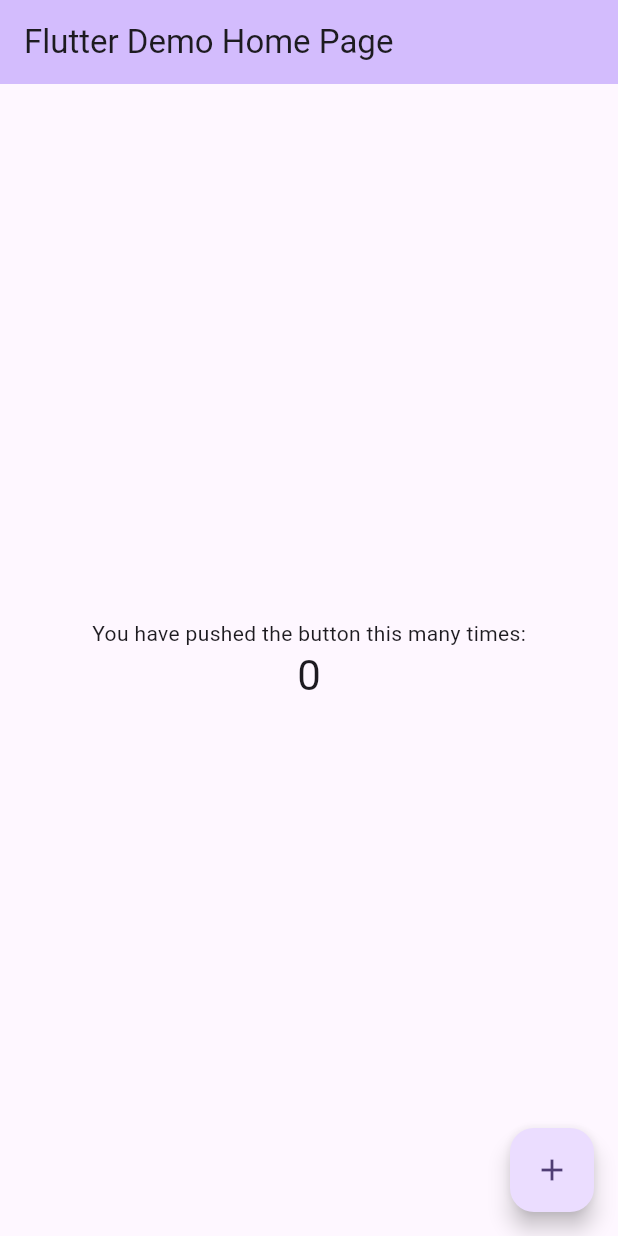
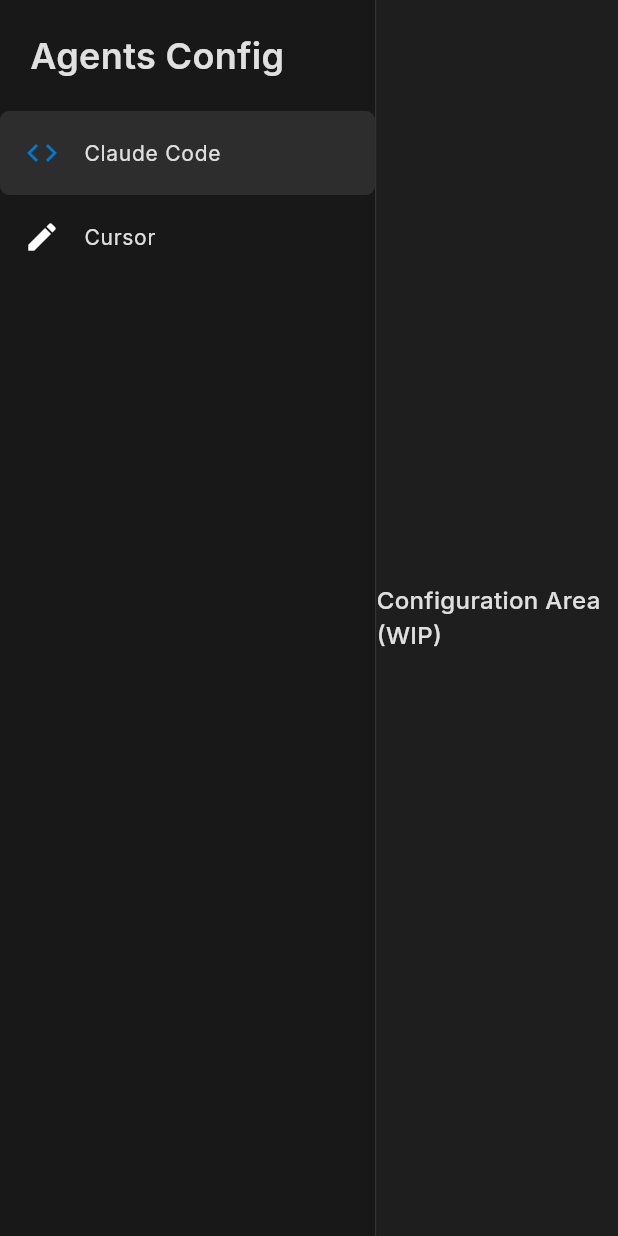
Before and after one commit to kgrizz-git/AgentsConfigHelper, a Flutter app: the screen it shows after launch, on a phone screen of 412 x 824 dp. Run offline on Flutter 3.47's test engine with Material 3 defaults, Android fonts, the phone set to English and light mode, and no system bars; our stand-ins replace equatable, google_fonts, yaml, yaml_edit; missing offline and left inert: toml.

Commit message:
feat: setup Phase 3 UI shell with dark theme, google fonts, and history view

```diff
--- a/analysis_options.yaml
+++ b/analysis_options.yaml
@@ -4,6 +4,12 @@
 # The issues identified by the analyzer are surfaced in the UI of Dart-enabled
 # IDEs (https://dart.dev/tools#ides-and-editors). The analyzer can also be
 # invoked from the command line by running `flutter analyze`.
+
+analyzer:
+  exclude:
+    - "lib/vendor/**"
+  language:
+    strict-casts: true
 
 # The following line activates a set of recommended lints for Flutter apps,
 # packages, and plugins designed to encourage good coding practices.
--- a/lib/main.dart
+++ b/lib/main.dart
@@ -1,121 +1,77 @@
 import 'package:flutter/material.dart';
+import 'package:agents_config_helper/theme/app_theme.dart';
+import 'package:agents_config_helper/theme/app_text_styles.dart';
+import 'package:agents_config_helper/theme/app_colors.dart';
 
 void main() {
-  runApp(const MyApp());
+  runApp(const AgentsConfigHelperApp());
 }
 
-class MyApp extends StatelessWidget {
-  const MyApp({super.key});
+class AgentsConfigHelperApp extends StatelessWidget {
+  const AgentsConfigHelperApp({super.key});
 
-  // This widget is the root of your application.
   @override
   Widget build(BuildContext context) {
     return MaterialApp(
-      title: 'Flutter Demo',
-      theme: ThemeData(
-        // This is the theme of your application.
-        //
-        // TRY THIS: Try running your application with "flutter run". You'll see
-        // the application has a purple toolbar. Then, without quitting the app,
-        // try changing the seedColor in the colorScheme below to Colors.green
-        // and then invoke "hot reload" (save your changes or press the "hot
-        // reload" button in a Flutter-supported IDE, or press "r" if you used
-        // the command line to start the app).
-        //
-        // Notice that the counter didn't reset back to zero; the application
-        // state is not lost during the reload. To reset the state, use hot
-        // restart instead.
-        //
-        // This works for code too, not just values: Most code changes can be
-        // tested with just a hot reload.
-        colorScheme: .fromSeed(seedColor: Colors.deepPurple),
-      ),
-      home: const MyHomePage(title: 'Flutter Demo Home Page'),
+      title: 'Agents Config Helper',
+      debugShowCheckedModeBanner: false,
+      theme: AppTheme.darkTheme,
+      home: const MainShell(),
     );
   }
 }
 
-class MyHomePage extends StatefulWidget {
-  const MyHomePage({required this.title, super.key});
-
-  // This widget is the home page of your application. It is stateful, meaning
-  // that it has a State object (defined below) that contains fields that affect
-  // how it looks.
-
-  // This class is the configuration for the state. It holds the values (in this
-  // case the title) provided by the parent (in this case the App widget) and
-  // used by the build method of the State. Fields in a Widget subclass are
-  // always marked "final".
-
-  final String title;
-
-  @override
-  State<MyHomePage> createState() => _MyHomePageState();
-}
-
-class _MyHomePageState extends State<MyHomePage> {
-  int _counter = 0;
-
-  void _incrementCounter() {
-    setState(() {
-      // This call to setState tells the Flutter framework that something has
-      // changed in this State, which causes it to rerun the build method below
-      // so that the display can reflect the updated values. If we changed
-      // _counter without calling setState(), then the build method would not be
-      // called again, and so nothing would appear to happen.
-      _counter++;
-    });
-  }
+class MainShell extends StatelessWidget {
+  const MainShell({super.key});
 
   @override
   Widget build(BuildContext context) {
-    // This method is rerun every time setState is called, for instance as done
-    // by the _incrementCounter method above.
-    //
-    // The Flutter framework has been optimized to make rerunning build methods
-    // fast, so that you can just rebuild anything that needs updating rather
-    // than having to individually change instances of widgets.
     return Scaffold(
-      appBar: AppBar(
-        // TRY THIS: Try changing the color here to a specific color (to
-        // Colors.amber, perhaps?) and trigger a hot reload to see the AppBar
-        // change color while the other colors stay the same.
-        backgroundColor: Theme.of(context).colorScheme.inversePrimary,
-        // Here we take the value from the MyHomePage object that was created by
-        // the App.build method, and use it to set our appbar title.
-        title: Text(widget.title),
-      ),
-      body: Center(
-        // Center is a layout widget. It takes a single child and positions it
-        // in the middle of the parent.
-        child: Column(
-          // Column is also a layout widget. It takes a list of children and
-          // arranges them vertically. By default, it sizes itself to fit its
-          // children horizontally, and tries to be as tall as its parent.
-          //
-          // Column has various properties to control how it sizes itself and
-          // how it positions its children. Here we use mainAxisAlignment to
-          // center the children vertically; the main axis here is the vertical
-          // axis because Columns are vertical (the cross axis would be
-          // horizontal).
-          //
-          // TRY THIS: Invoke "debug painting" (choose the "Toggle Debug Paint"
-          // action in the IDE, or press "p" in the console), to see the
-          // wireframe for each widget.
-          mainAxisAlignment: .center,
-          children: [
-            const Text('You have pushed the button this many times:'),
-            Text(
-              '$_counter',
-              style: Theme.of(context).textTheme.headlineMedium,
+      body: Row(
+        children: [
+          // Sidebar
+          SizedBox(
+            width: 250,
+            child: Material(
+              color: AppColors.sidebarDark,
+              child: Column(
+                crossAxisAlignment: CrossAxisAlignment.start,
+                children: [
+                  Padding(
+                    padding: const EdgeInsets.all(20.0),
+                    child: Text(
+                      'Agents Config',
+                      style: AppTextStyles.uiHeader,
+                    ),
+                  ),
+                  ListTile(
+                    title: Text('Claude Code', style: AppTextStyles.uiBase),
+                    selected: true,
+                    leading: const Icon(Icons.code),
+                  ),
+                  ListTile(
+                    title: Text('Cursor', style: AppTextStyles.uiBase),
+                    leading: const Icon(Icons.edit),
+                  ),
+                ],
+              ),
             ),
-          ],
-        ),
-      ),
-      floatingActionButton: FloatingActionButton(
-        onPressed: _incrementCounter,
-        tooltip: 'Increment',
-        child: const Icon(Icons.add),
+          ),
+          // Vertical Divider
+          const VerticalDivider(width: 1),
+          // Main Content Area
+          Expanded(
+            child: Container(
+              color: AppColors.backgroundDark,
+              child: Center(
+                child: Text(
+                  'Configuration Area (WIP)',
+                  style: AppTextStyles.uiSubheader,
+                ),
+              ),
+            ),
+          ),
+        ],
       ),
     );
   }
--- /dev/null
+++ b/lib/theme/app_colors.dart
@@ -0,0 +1,28 @@
+import 'package:flutter/material.dart';
+
+/// Defines the exact color hexes used across the application.
+class AppColors {
+  // Dark Theme Colors
+  static const Color backgroundDark = Color(0xFF1E1E1E); // Main editor area
+  static const Color sidebarDark = Color(0xFF181818); // Sidebar area
+  static const Color surfaceDark = Color(0xFF252526); // Cards, modals, popups
+  static const Color surfaceHighlightDark = Color(0xFF2D2D2D); // Hover states
+  static const Color borderDark = Color(0xFF333333); // Subtle dividers
+
+  // Accent Colors
+  static const Color primaryAccent = Color(0xFF007ACC); // VS Code/Cursor blue
+  static const Color primaryAccentHover = Color(0xFF005999);
+
+  // Status Colors
+  static const Color success = Color(0xFF4CAF50);
+  static const Color warning = Color(0xFFFFA000);
+  static const Color error = Color(0xFFF44336);
+
+  // Text Colors
+  static const Color textPrimaryDark = Color(0xFFE0E0E0);
+  static const Color textSecondaryDark = Color(0xFFA0A0A0);
+
+  // Diff Colors
+  static const Color diffAddBg = Color(0xFF274028); // Dark green
+  static const Color diffRemoveBg = Color(0xFF4C2727); // Dark red
+}
--- /dev/null
+++ b/lib/theme/app_text_styles.dart
@@ -0,0 +1,34 @@
+import 'package:flutter/material.dart';
+import 'package:google_fonts/google_fonts.dart';
+import 'package:agents_config_helper/theme/app_colors.dart';
+
+class AppTextStyles {
+  // Clean sans-serif for UI
+  static final TextStyle uiBase = GoogleFonts.inter(
+    color: AppColors.textPrimaryDark,
+    fontSize: 14,
+  );
+
+  static final TextStyle uiHeader = GoogleFonts.inter(
+    color: AppColors.textPrimaryDark,
+    fontSize: 24,
+    fontWeight: FontWeight.w600,
+  );
+
+  static final TextStyle uiSubheader = GoogleFonts.inter(
+    color: AppColors.textPrimaryDark,
+    fontSize: 16,
+    fontWeight: FontWeight.w500,
+  );
+
+  static final TextStyle uiSecondary = GoogleFonts.inter(
+    color: AppColors.textSecondaryDark,
+    fontSize: 13,
+  );
+
+  // Modern monospaced for code and config snippets
+  static final TextStyle codeBase = GoogleFonts.jetBrainsMono(
+    color: AppColors.textPrimaryDark,
+    fontSize: 13,
+  );
+}
--- /dev/null
+++ b/lib/theme/app_theme.dart
@@ -0,0 +1,43 @@
+import 'package:flutter/material.dart';
+import 'package:agents_config_helper/theme/app_colors.dart';
+
+class AppTheme {
+  static ThemeData get darkTheme {
+    return ThemeData(
+      useMaterial3: true,
+      brightness: Brightness.dark,
+      scaffoldBackgroundColor: AppColors.backgroundDark,
+      colorScheme: const ColorScheme.dark(
+        primary: AppColors.primaryAccent,
+        surface: AppColors.surfaceDark,
+        error: AppColors.error,
+      ),
+      // Clean up the generic material look
+      dividerTheme: const DividerThemeData(
+        color: AppColors.borderDark,
+        thickness: 1,
+        space: 1,
+      ),
+      listTileTheme: const ListTileThemeData(
+        selectedTileColor: AppColors.surfaceHighlightDark,
+        shape: RoundedRectangleBorder(
+          borderRadius: BorderRadius.all(Radius.circular(6)),
+        ),
+      ),
+      switchTheme: SwitchThemeData(
+        thumbColor: WidgetStateProperty.resolveWith((states) {
+          if (states.contains(WidgetState.selected)) {
+            return Colors.white;
+          }
+          return Colors.grey;
+        }),
+        trackColor: WidgetStateProperty.resolveWith((states) {
+          if (states.contains(WidgetState.selected)) {
+            return AppColors.primaryAccent;
+          }
+          return AppColors.borderDark;
+        }),
+      ),
+    );
+  }
+}
--- a/pubspec.yaml
+++ b/pubspec.yaml
@@ -32,6 +32,7 @@
   equatable: ^2.1.0
   flutter:
     sdk: flutter
+  google_fonts: ^8.2.1
   grapheme_splitter: ^1.0.1
   path: ^1.9.1
   path_provider: ^2.1.6
```
Also changed, not shown: pubspec.lock, 3 other files.
